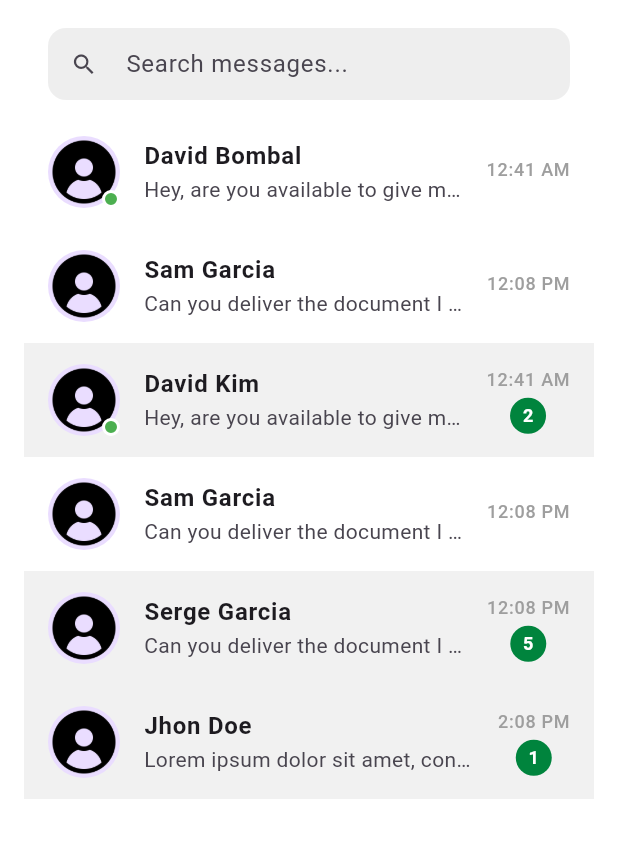
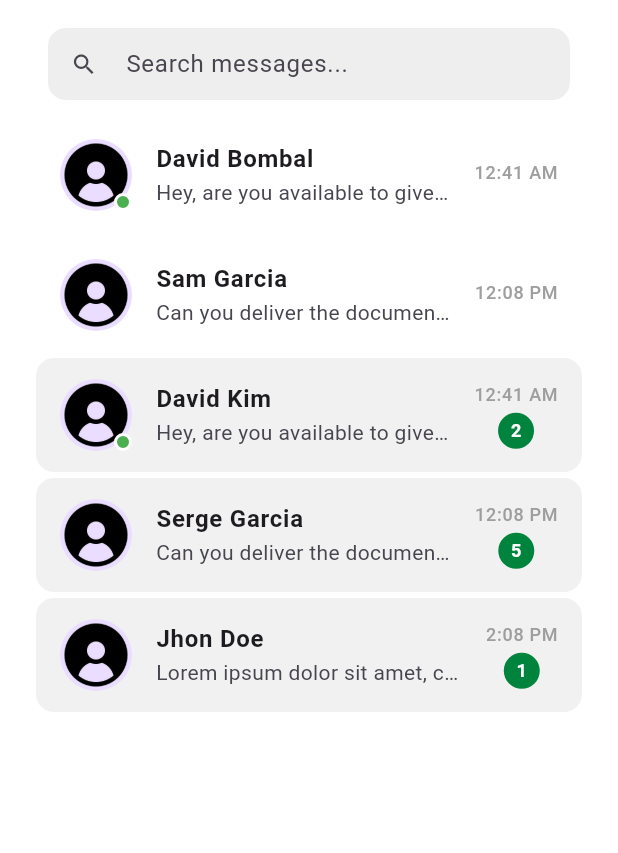
Before and after one commit to TristanCavite/libot_vsu1, a Flutter app: the ClientDashboardScreen screen opened directly, tab 3 chosen, on a phone screen of 412 x 824 dp, the part 383-1236 px from its top. Run offline on Flutter 3.47's test engine with Material 3 defaults, Android fonts, the phone set to English and light mode, and no system bars; our stand-ins replace cloud_firestore, firebase_auth, firebase_core, flutter_typeahead, image_picker, supabase_flutter; accounts and stored records are empty; generated files the repository leaves out were written again.

Commit message:
Minor changes to the client and rider dashboard

```diff
--- a/lib/screens/Client_Dashboard/client_dashboard_screen.dart
+++ b/lib/screens/Client_Dashboard/client_dashboard_screen.dart
@@ -109,6 +109,7 @@ class _ClientDashboardScreenState extends State<ClientDashboardScreen>
 
   Widget _buildDriverCard(Map<String, dynamic> driver) {
     return Card(
+      color: Colors.grey[100],
       elevation: 1,
       margin: const EdgeInsets.symmetric(vertical: 6),
       shape: RoundedRectangleBorder(borderRadius: BorderRadius.circular(16)),
--- a/lib/screens/Client_Dashboard/message_screen.dart
+++ b/lib/screens/Client_Dashboard/message_screen.dart
@@ -1,12 +1,15 @@
 import 'package:flutter/material.dart';
 
-class MessageScreen extends StatelessWidget {
+class MessageScreen extends StatefulWidget {
   const MessageScreen({super.key});
 
   @override
-  Widget build(BuildContext context) {
-    //Mock data for messages
-    final List<Map<String, dynamic>> messages = [
+  State<MessageScreen> createState() => MessageScreenState();
+}
+
+class MessageScreenState extends State<MessageScreen> {
+  final TextEditingController _searchController = TextEditingController();
+  final List<Map<String, dynamic>> _allMessages = [
     {
       'name': 'David Bombal',
       'message': 'Hey, are you available to give me a ride?',
@@ -35,15 +38,6 @@ class MessageScreen extends StatelessWidget {
       'unreadCount': 2,
     },
     {
-        'name': 'Sam Garcia',
-        'message': 'Can you deliver the document I have right now?',
-        'time': '12:08 PM',
-        'online': false,
-        'avatar': 'assets/images/default_profile.png',
-        'isRead': true,
-        'unreadCount': 0,
-      },
-      {
       'name': 'Serge Garcia',
       'message': 'Can you deliver the document I have right now?',
       'time': '12:08 PM',
@@ -63,9 +57,31 @@ class MessageScreen extends StatelessWidget {
     },
   ];
 
+  List<Map<String, dynamic>> _filteredMessages = [];
+
+  @override
+  void initState() {
+    super.initState();
+    _filteredMessages = _allMessages;
+
+    _searchController.addListener(() {
+      final query = _searchController.text.toLowerCase();
+      setState(() {
+        _filteredMessages =
+            _allMessages.where((msg) {
+              final name = msg['name'].toString().toLowerCase();
+              return name.contains(query);
+            }).toList();
+      });
+    });
+  }
+
+  @override
+  Widget build(BuildContext context) {
     return Scaffold(
       body: Column(
         children: [
+          // Header
           Container(
             color: Colors.white,
             padding: const EdgeInsets.fromLTRB(16, 0, 16, 4),
@@ -87,7 +103,7 @@ class MessageScreen extends StatelessWidget {
                     color: Colors.black,
                   ),
                   onPressed: () {
-                    // Add message logic ngari
+                    // Add message logic here
                   },
                 ),
               ],
@@ -100,6 +116,7 @@ class MessageScreen extends StatelessWidget {
             child: Padding(
               padding: const EdgeInsets.fromLTRB(16, 4, 16, 10),
               child: TextField(
+                controller: _searchController,
                 decoration: InputDecoration(
                   isDense: true,
                   hintText: 'Search messages...',
@@ -116,21 +133,25 @@ class MessageScreen extends StatelessWidget {
             ),
           ),
 
-          // Message List
+          // Filtered Message List
           Expanded(
             child: Container(
               color: Colors.white,
               child: ListView.builder(
-                itemCount: messages.length,
+                itemCount: _filteredMessages.length,
                 itemBuilder: (context, index) {
-                  final msg = messages[index];
+                  final msg = _filteredMessages[index];
                   final bool isRead = msg['isRead'] ?? false;
 
                   return Container(
-                    color:
-                        isRead
-                            ? Colors.white
-                            : const Color(0xFFF1F1F1), // Highlight if unread
+                    decoration: BoxDecoration(
+                      color: isRead ? Colors.white : const Color(0xFFF1F1F1),
+                      borderRadius: isRead ? null : BorderRadius.circular(12),
+                    ),
+                    margin: const EdgeInsets.symmetric(
+                      horizontal: 8,
+                      vertical: 2,
+                    ),
                     child: ListTile(
                       contentPadding: const EdgeInsets.symmetric(
                         horizontal: 16,
```
Also changed, not shown: lib/screens/Rider_Dashboard/rider_message_screen.dart (+42 -21 lines). Lines whose indentation alone changed are shown as unchanged.
